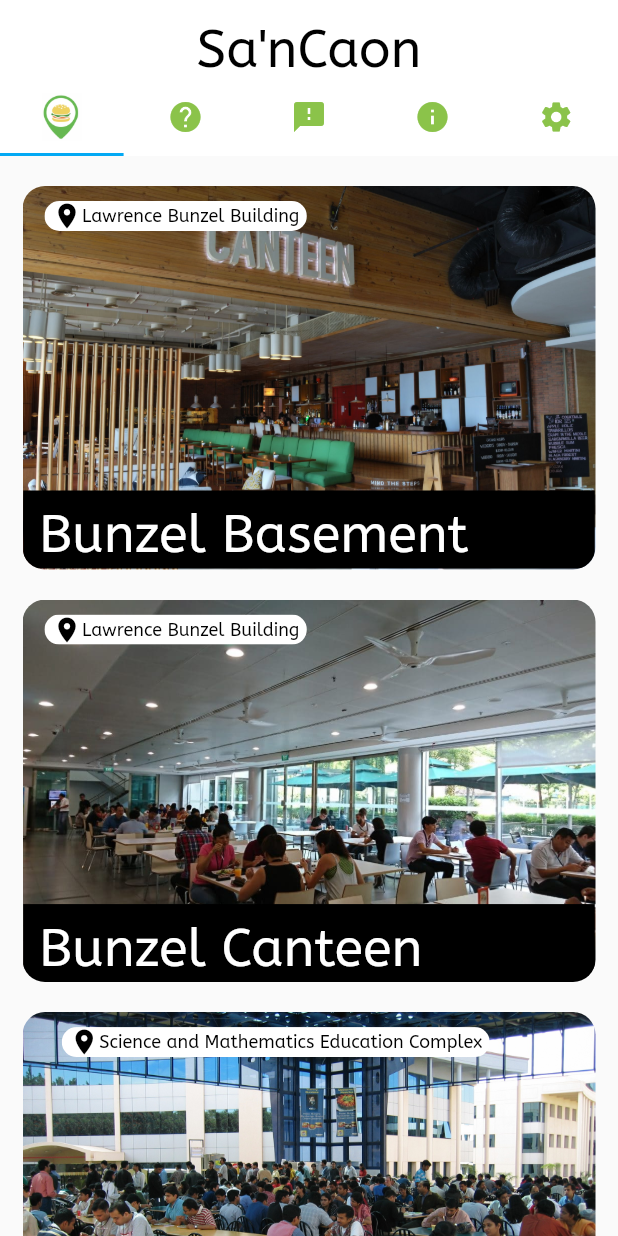
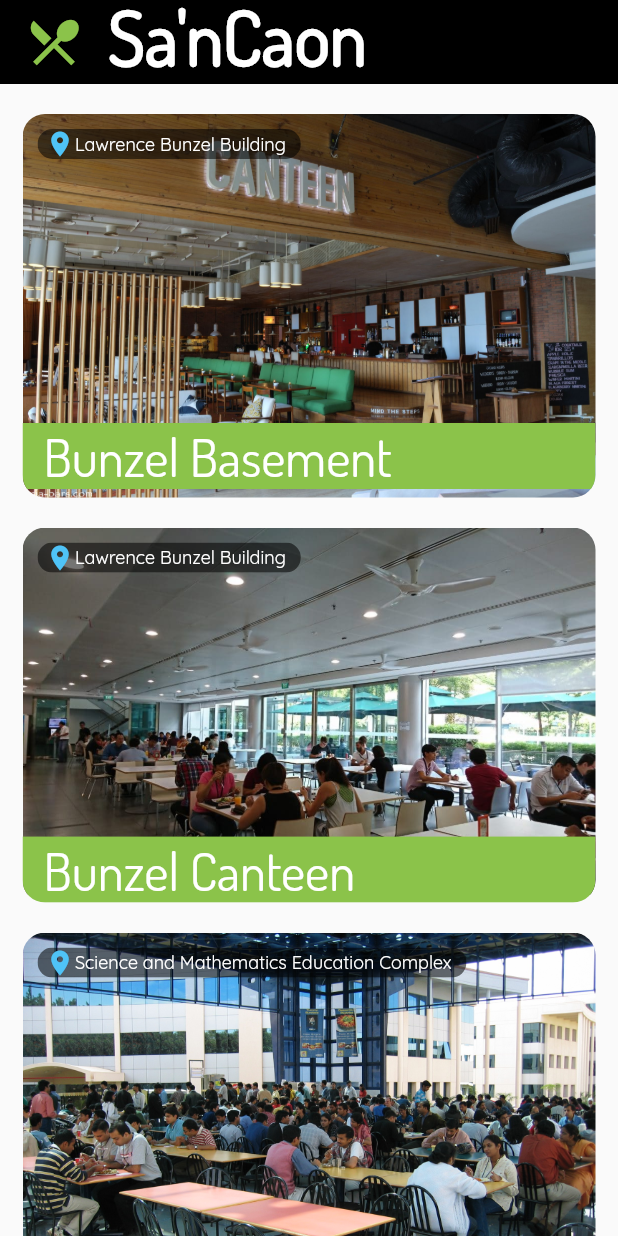
Before and after one commit to cruzhansm/sancaon, a Flutter app: the screen it shows after launch, on a phone screen of 412 x 824 dp. Run offline on Flutter 3.47's test engine with Material 2 defaults, Android fonts, the phone set to English and light mode, and no system bars.

Commit message:
Heavy changes in Home page layout. See changelog for detailed information.
Changelog:

Adjustments:
1) Constraints are adjusted - boxes are not constantly sized.
2) Font style changes
3) MainWidget fontStyle, IconButton for Drawer, changed.

Fixes:
1) Fixed issue wherein canteen location changes in each phone. Now, it has a fixed position.
2) Reduced code length for efficiency.

```diff
--- a/lib/home.dart
+++ b/lib/home.dart
@@ -26,7 +26,7 @@ class HomeOverview extends StatelessWidget {
       'Lawrence Bunzel Building',
       'Lawrence Bunzel Building',
       'Science and Mathematics Education Complex',
-      'Robert Hoeppenher Building',
+      'Robert Hoeppener Building',
       'School of Fine Arts and Design Building',
       'Various Locations'
     ];
@@ -98,28 +98,52 @@ class _HomePageState extends State<HomePage> {
                   children: <Widget> [
                     new Image.asset('assets/images/${widget.nameOfImage}',),
                     new Container(
-                      alignment: Alignment(0,1),
                       constraints: new BoxConstraints(
-                        maxWidth: 500.0,
-                        maxHeight: 255.0
+                        maxHeight: double.infinity,
+                        maxWidth: double.infinity,
+                        minHeight: 250.0
                       ),
+                      child: new Row(
+                        crossAxisAlignment: CrossAxisAlignment.end,
+                        children: <Widget>[
+                          new Expanded(
                             child: new Container(
-                        constraints: new BoxConstraints(
-                          maxHeight: 52.0,
-                          minHeight: 52.0,
-                          maxWidth: 381.0,
-                          minWidth: 381.0,
-                        ),
-                        color: Colors.black,
+                              color: Colors.lightGreen,
                               child: new Text(
-                          " " + widget.nameOfCanteen,
+                                "  " + widget.nameOfCanteen,
                                 style: new TextStyle(
-                            fontFamily: "ABeeZee",
+                                  fontFamily: "Dosis",
                                   fontSize: 35.0,
-                            height: 1.5,
+                                  height: 1.25,
                                   color: Colors.white
                                 ),
-                        )
+                              ),
+                            ),
+                          ),
+                        ],
+                      ),
+                    ),
+                  new Container(
+                    padding: EdgeInsets.all(10.0),
+                    child: new ClipRRect(
+                      borderRadius: new BorderRadius.circular(15.0),
+                      child: new Container(
+                        padding: new EdgeInsets.fromLTRB(5.0, 0.0, 10.0, 0.0),
+                        color: Colors.black54,
+                        child: new Row(
+                          mainAxisSize: MainAxisSize.min,
+                          children: <Widget> [
+                            new Icon(
+                              Icons.location_on,
+                              color: Colors.lightBlue[300],
+                              size: 20.0
+                            ),
+                            new Text(
+                              "${widget.canteenLocation}",
+                              style: TextStyle(
+                                fontFamily: "Quicksand",
+                                fontSize: 12.0,
+                                color: Colors.white
                               ),
                             ),
                           ],
@@ -127,53 +151,13 @@ class _HomePageState extends State<HomePage> {
                       ),
                     ),
                   ),
-          new Column(
-            children: <Widget>[
-              new Padding(
-                padding: new EdgeInsets.all(15.0),
-              ),
-              new Container(
-                width: 500.0,
-                child: new Container(
-                  alignment: Alignment(widget.nameOfCanteen == 'SMED Canteen' ? -0.35:
-                                       widget.nameOfCanteen == 'SAFAD Canteen' ? -0.50:
-                                       widget.nameOfCanteen == 'RH Canteen' ? -0.70:
-                                       widget.nameOfCanteen == 'Cafe+' ? -0.77 : -0.75, 0),
-                  child: new ClipRRect(
-                    borderRadius: new BorderRadius.circular(15.0),
-                    child: new Container(
-                      constraints: new BoxConstraints(
-                        maxWidth: 400.0,
-                        minWidth: 10.0,
-                      ),
-                      padding: new EdgeInsets.symmetric(horizontal:5.0),
-                      color: Colors.white,
-                      child: new Row(
-                        mainAxisSize: MainAxisSize.min,
-                        children: <Widget> [
-                          new Icon(
-                            Icons.location_on,
-                            color: Colors.black,
-                            size: 20.0
-                          ),
-                          new Text(
-                            "${widget.canteenLocation}",
-                            style: TextStyle(
-                              fontFamily: "ABeeZee",
-                              fontSize: 12.0,
-                              color: Colors.black
-                            ),
-                          ),
                   ],
-                      ),
                 ),
               ),
             ),
           ),
         ],
       ),
-        ],
-      ),
     );
   }
 }
--- a/lib/predef_widget.dart
+++ b/lib/predef_widget.dart
@@ -1,5 +1,4 @@
 import 'package:flutter/material.dart';
-import 'test.dart';
 
 class MainWidget extends StatefulWidget {
   final Widget generatePage;
@@ -14,82 +13,41 @@ class _MainWidgetState extends State<MainWidget> {
   @override
   Widget build(BuildContext context) {
     return MaterialApp(
-      home: DefaultTabController(
-        length: 5,
-        child: Scaffold(
+      home: Scaffold(
         extendBodyBehindAppBar: true, // comment if you want transparent appBar!
         appBar: new AppBar(
           elevation: 0.0,
-            title: Text(
+          title: new Text(
             "Sa'nCaon",
             style: TextStyle(
-                fontFamily: "ABeeZee",
-                height: 1.8,
-                fontSize: 35.0,
-                color: Colors.black
+              fontFamily: "Dosis",
+              height: 1,
+              fontSize: 50.0,
+              color: Colors.white,
+              fontWeight: FontWeight.bold
             ),
           ),
-            centerTitle: true,
-            backgroundColor: Colors.white,
-            bottom: TabBar(
-              indicatorColor: Colors.lightBlue,
-              tabs: <Widget>[
-                new IconButton( // convert to LOOP
-                  icon: new Image.asset(
-                    'assets/images/test.png',
-                  ),
-                  onPressed: () => print("go to home"),
-                ),
-                new IconButton(
-                  icon: Icon(
-                    Icons.help,
-                    color: Colors.lightGreen,
-                  ),
-                  onPressed: () => {
-                    Navigator.push(
-                      context,
-                      MaterialPageRoute(builder: (context) => new Test())),
-                    print("go to help")
-                  },
-                ),new IconButton(
-                  icon: Icon(
-                    Icons.feedback,
-                    color: Colors.lightGreen,
-                  ),
-                  onPressed: () => print("go to feedback"),
-                ),new IconButton(
-                  icon: Icon(
-                    Icons.info,
-                    color: Colors.lightGreen,
-                  ),
-                  onPressed: () => print("go to credits"),
-                ),new IconButton(
-                  icon: Icon(
-                    Icons.settings,
-                    color: Colors.lightGreen,
-                  ),
-                  onPressed: () => print("go to settings"),
-                ),
-              ],
-            ),
-            /*leading: Row(
+          //centerTitle: true,
+          backgroundColor: Colors.black,
+          leading: Row(
             children: <Widget>[
               InkWell(
                 enableFeedback: true,
                 child: IconButton(
                   icon: Icon(
-                      Icons.menu,
-                      color: Colors.black,
+                    Icons.restaurant_menu,
+                    color: Colors.lightGreen,
+                    size: 40.0
                   ),
                   onPressed: () => print("Menu was pressed"),
                 ),
               )
             ],
-              mainAxisAlignment: MainAxisAlignment.start,
-            ),*/
+            mainAxisAlignment: MainAxisAlignment.end,
+            crossAxisAlignment: CrossAxisAlignment.start,
+          ),
         ),
         body: widget.generatePage
-        ),
       ),
     );
   }
```
Also changed, not shown: pubspec.yaml (+15 -0 lines), fonts/Comfortaa-Regular.ttf (added), fonts/Dosis-Regular.ttf (added), fonts/Pacifico-Regular.ttf (added), fonts/Quicksand-Regular.ttf (added), fonts/Satisfy-Regular.ttf (added). Lines whose indentation alone changed are shown as unchanged.
